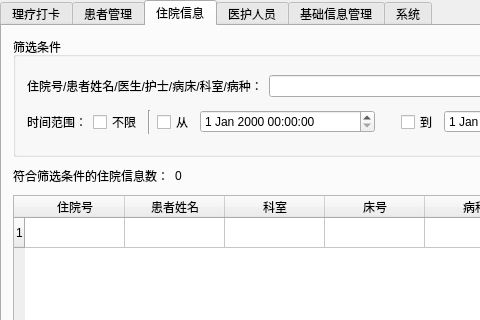
Old version of the form PhysioMgr/MainWindow.ui in the repository yuylong/PhysioMgr; both pictures show x 0 to 480 and y 0 to 320 of the 906 by 529 pixel window.
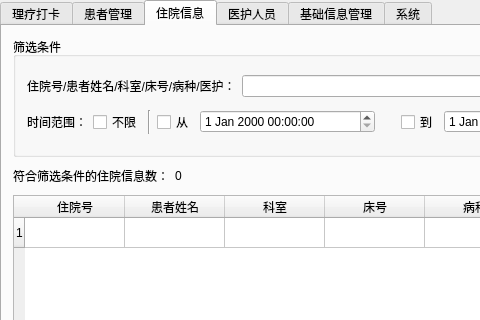
New version of the form. The open tabs and pages were chosen to show the change.

Commit message: Refine some GUI design.

```diff
--- a/PhysioMgr/MainWindow.ui
+++ b/PhysioMgr/MainWindow.ui
@@ -337,7 +337,7 @@
                <item>
                 <widget class="QLabel" name="label_8">
                  <property name="text">
-                  <string>住院号/患者姓名/医生/护士/病床/科室/病种：</string>
+                  <string>住院号/患者姓名/科室/床号/病种/医护：</string>
                  </property>
                 </widget>
                </item>
```
Left out of the diff: 56 changed lines with no effect on the pictures.
